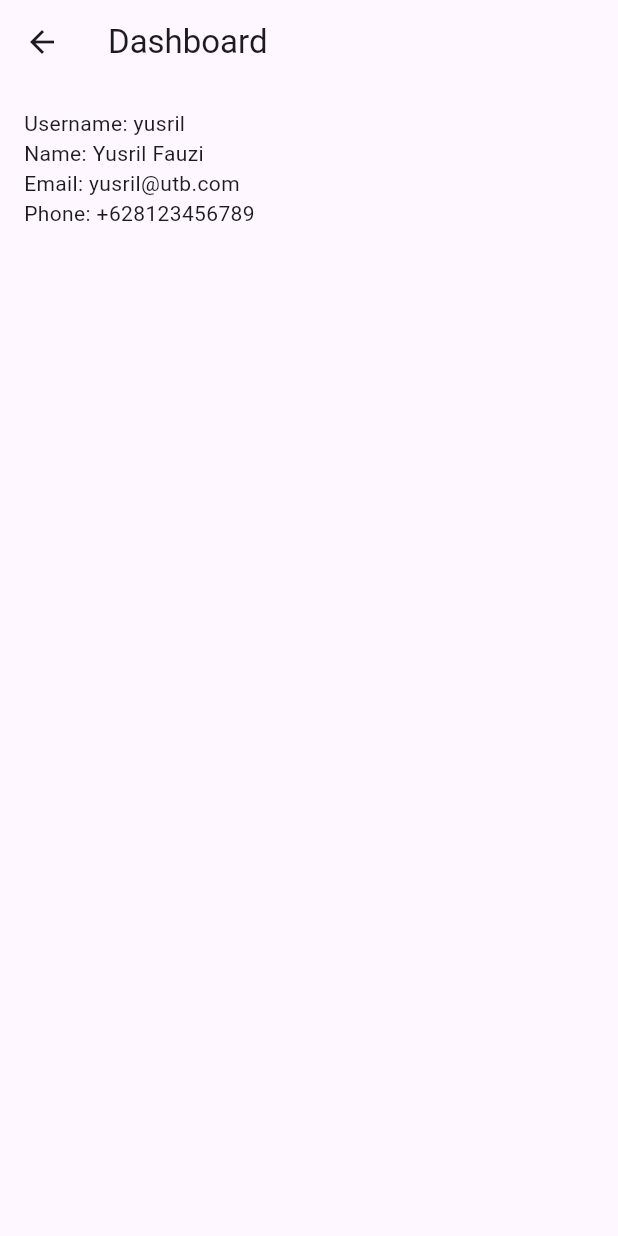
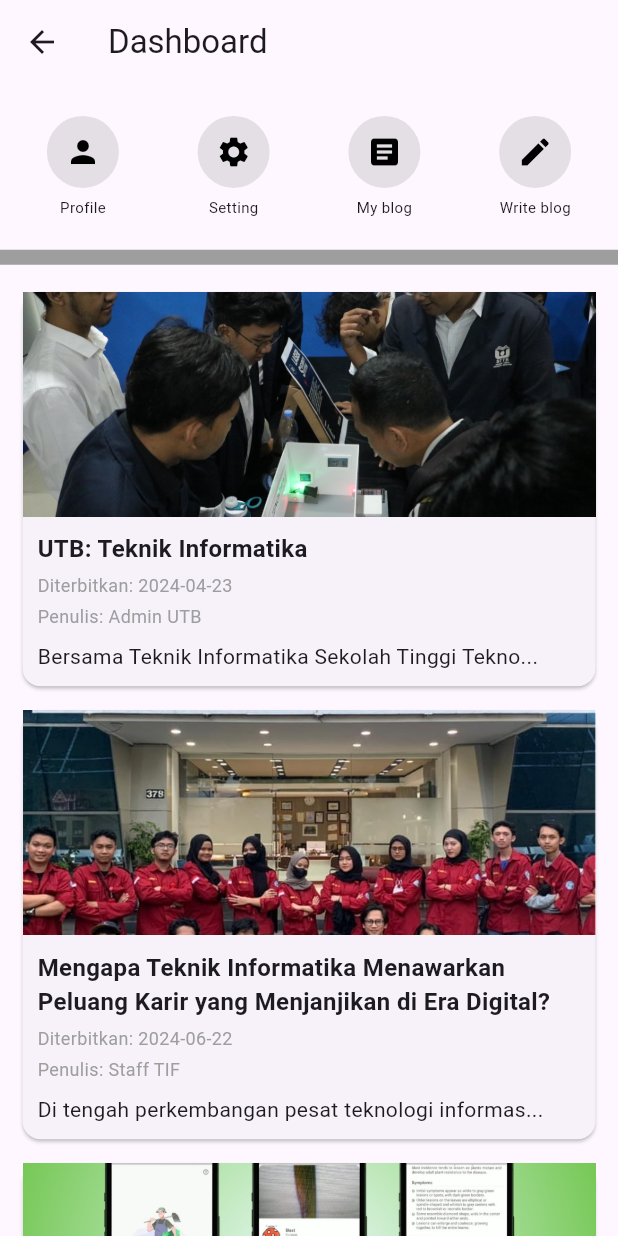
Before and after one commit to 7fuzz/flutter-blog-app, a Flutter app: the DashboardScreen screen opened directly with sample values from the repository, on a phone screen of 412 x 824 dp. Run offline on Flutter 3.47's test engine with Material 3 defaults, Android fonts, the phone set to English and light mode, and no system bars; missing offline and left inert: bcrypt.

Commit message:
dashboard add blog list
eeeeeeeeeeeeeeeeeeeee

```diff
--- a/lib/models/blog.dart
+++ b/lib/models/blog.dart
@@ -9,6 +9,7 @@ class Blog {
   String? body; // isi blog
   DateTime? published; // tanggal rilis blog
   User? writer; // Penulis
+  String? banner; // Gambar banner atau sampul, sementara dari local
 
 
   Blog({
@@ -16,7 +17,8 @@ class Blog {
     this.title,
     this.body,
     this.published,
-    this.writer
+    this.writer,
+    this.banner
   });
 
   // membuat id random
@@ -33,34 +35,38 @@ class Blog {
   }
 
   // List blog pengganti database
-  List<Blog> blogs = [
+  static List<Blog> blogs = [
     Blog(
       id: _generateRandomId(),
       title: 'UTB: Teknik Informatika',
       body: 'Bersama Teknik Informatika Sekolah Tinggi Teknologi Bandung menghadirkan generasi yang melek terhadap teknologi dan berani berinovasi kreatif sehingga lahirlah generasi yang “Mampu Menganalisa, Merancang, dan Membangun App & Perangkat Komputer, paham terhadap Information Tech Development, Comp and Network Security, Robotics and Embedded System',
       published: DateTime(2024, 4, 23),
-      writer: User.getUser('admin')
+      writer: User.getUser('admin'),
+      banner: 'assets/banner/tif.jpg'
     ),
     Blog(
       id: _generateRandomId(),
       title: 'Mengapa Teknik Informatika Menawarkan Peluang Karir yang Menjanjikan di Era Digital? ',
       body: 'Di tengah perkembangan pesat teknologi informasi, program studi Teknik Informatika menjadi salah satu jurusan yang semakin diminati oleh calon mahasiswa yang ingin berkarir di bidang teknologi. Di Universitas Teknologi Bandung (UTB), program studi ini dirancang untuk memberikan pengetahuan dan keterampilan yang dibutuhkan untuk memahami dan memecahkan berbagai tantangan di dunia teknologi informasi, komputasi, dan pengembangan perangkat lunak. Lulusan program studi ini nantinya akan menyandang gelar Sarjana Komputer (S.Kom), sebuah gelar yang diakui secara nasional dan internasional, yang membuka berbagai peluang karir di industri teknologi yang berkembang pesat.',
       published: DateTime(2024, 6, 22),
-      writer: User.getUser('staff')
+      writer: User.getUser('staff'),
+      banner: 'assets/banner/himatif.jpg'
     ),
     Blog(
       id: _generateRandomId(),
       title: 'Rice Disease: Solusi Teknologi dari Mahasiswa UTB untuk Petani Dalam Meningkatkan Ketahanan Pangan',
       body: 'Kevin Christianto, mahasiswa Universitas Teknologi Bandung (UTB), berhasil ciptakan sebuah aplikasi berbasis Android bernama Rice Disease Detection. Aplikasi ini bertujuan membantu petani padi dalam mendeteksi penyakit pada tanaman padi serta memberikan panduan cara penanganannya. Inovasi ini hadir sebagai jawaban atas tantangan yang sering dihadapi para petani, yaitu kesulitan dalam mengenali penyakit yang menyerang tanaman padi secara dini.',
       published: DateTime(2024, 7, 2),
-      writer: User.getUser('mahasiswa')
+      writer: User.getUser('mahasiswa'),
+      banner: 'assets/banner/rice.jpg'
     ),
     Blog(
       id: _generateRandomId(),
       title: 'Rahasia Menggunakan Seele di Honkai Star Rail untuk Serangan Mematikan!',
       body: 'Seele adalah karakter 5-star dengan kemampuan serangan Quantum yang mematikan. Untuk memaksimalkan potensinya, manfaatkan Skill "Night Shine" untuk meningkatkan serangan dan Ultimate "Starfall" yang memberikan damage besar serta serangan lanjutan. Fokuskan pada relik yang meningkatkan Crit Rate dan Crit Damage, serta gunakan karakter pendukung yang bisa meningkatkan crit damage dan melakukan menambah kecepatan Seele seperti Bronya atau Sparkle, agar Seele bisa memberikan damage maksimal di setiap pertarungan!',
       published: DateTime(2024, 8, 13),
-      writer: User.getUser('yusril')
+      writer: User.getUser('yusril'),
+      banner: 'assets/banner/seele.jpg'
     ),
   ];
 
--- a/lib/views/dashboard.dart
+++ b/lib/views/dashboard.dart
@@ -1,4 +1,5 @@
 import 'package:flutter/material.dart';
+import 'package:uts_pm2/models/blog.dart';
 import 'package:uts_pm2/models/user.dart';
 
 class DashboardScreen extends StatelessWidget {
@@ -10,18 +11,139 @@ class DashboardScreen extends StatelessWidget {
   Widget build(BuildContext context) {
     return Scaffold(
       appBar: AppBar(title: const Text('Dashboard')),
-      body: Padding(
-        padding: const EdgeInsets.all(16.0),
-        child: Column(
-          crossAxisAlignment: CrossAxisAlignment.start,
-          children: [
-            Text('Username: ${user.username}'),
-            Text('Name: ${user.name}'),
-            Text('Email: ${user.email}'),
-            Text('Phone: ${user.phone}'),
-          ],
-        ),
+      body: Column(
+        children: [
+          // Gridview untuk tombol
+          GridView.count(
+            shrinkWrap: true,
+            physics: const NeverScrollableScrollPhysics(),
+            padding: const EdgeInsets.all(10),
+            crossAxisCount: 4,
+            mainAxisSpacing: 10,
+            crossAxisSpacing: 10,
+            children: [
+              _buildDashboardButton(
+                icon: Icons.person,
+                label: 'Profile',
+                onPressed: () {},
+              ),
+              _buildDashboardButton(
+                icon: Icons.settings,
+                label: 'Setting',
+                onPressed: () {},
+              ),
+              _buildDashboardButton(
+                icon: Icons.article,
+                label: 'My blog',
+                onPressed: () {},
+              ),
+              _buildDashboardButton(
+                icon: Icons.edit,
+                label: 'Write blog',
+                onPressed: () {},
+              ),
+            ],
+          ),
+
+          const Divider(
+            color: Colors.grey,
+            thickness: 10,
+            height: 10,
+          ),
+          // ListView untuk list blog
+          Expanded(
+            child: ListView.builder(
+              padding: const EdgeInsets.all(10),
+              itemCount: Blog.blogs.length,
+              itemBuilder: (context, index) {
+                final blog = Blog.blogs[index];
+
+                // Memotong teks isi jadi satu baris
+                final truncatedBody = (blog.body != null && blog.body!.length > 50)
+                    ? '${blog.body!.substring(0, 47)}...'
+                    : blog.body ?? 'Tidak ada isi'; // Jika body null
+
+                return Card(
+                  margin: const EdgeInsets.symmetric(vertical: 8, horizontal: 5),
+                  child: Column(
+                    crossAxisAlignment: CrossAxisAlignment.start,
+                    children: [
+                      // Menampilkan banner gambar
+                      if (blog.banner != null)
+                        Image.asset(blog.banner!, fit: BoxFit.cover, width: double.infinity, height: 150),
+                      Padding(
+                        padding: const EdgeInsets.all(10),
+                        child: Column(
+                          crossAxisAlignment: CrossAxisAlignment.start,
+                          children: [
+                            Text(
+                              blog.title ?? 'Tidak ada judul', // Jika title null
+                              style: const TextStyle(fontSize: 16, fontWeight: FontWeight.bold),
+                            ),
+                            const SizedBox(height: 4),
+                            Text(
+                              // Waktu terbit sesuai dengan zona waktu
+                              'Diterbitkan: ${blog.published?.toLocal().toString().split(' ')[0]}',
+                              style: const TextStyle(fontSize: 12, color: Colors.grey),
+                            ),
+                            const SizedBox(height: 4),
+                            Text(
+                              'Penulis: ${blog.writer?.name ?? 'Tidak ada penulis'}',
+                              style: const TextStyle(fontSize: 12, color: Colors.grey),
+                            ),
+                            const SizedBox(height: 8),
+                            Text(
+                              truncatedBody,
+                              maxLines: 1,
+                              overflow: TextOverflow.ellipsis,
+                              style: const TextStyle(fontSize: 14),
+                            ),
+                          ],
+                        ),
+                      ),
+                    ],
+                  ),
+                );
+              },
+            ),
+          ),
+        ],
       ),
     );
   }
+
+  // widget untuk membuat tombol
+  Widget _buildDashboardButton({
+    required IconData icon,
+    required String label,
+    required VoidCallback onPressed,
+    }) {
+    return Column(
+      mainAxisAlignment: MainAxisAlignment.center,
+      children: [
+        GestureDetector(
+          onTap: onPressed,
+          child: Container(
+            decoration: BoxDecoration(
+              shape: BoxShape.circle,
+              color: Colors.black.withOpacity(0.1),
+            ),
+            padding: const EdgeInsets.all(12),
+            child: Icon(
+              icon,
+              size: 24,
+              color: Colors.black,
+            ),
+          ),
+        ),
+        const SizedBox(height: 6),
+        Text(
+          label,
+          style: const TextStyle(
+            fontSize: 10,
+          ),
+        ),
+      ],
+    );
+  }
 }
--- a/pubspec.yaml
+++ b/pubspec.yaml
@@ -33,6 +33,7 @@ dependencies:
   bcrypt: ^1.1.3
 
 
+
   # The following adds the Cupertino Icons font to your application.
   # Use with the CupertinoIcons class for iOS style icons.
   cupertino_icons: ^1.0.8
@@ -53,6 +54,10 @@ dev_dependencies:
 
 # The following section is specific to Flutter packages.
 flutter:
+
+  # Agar bisa mengakses folder banner
+  assets:
+    - assets/banner/
 
   # The following line ensures that the Material Icons font is
   # included with your application, so that you can use the icons in
```
Also changed, not shown: assets/banner/himatif.jpg (added), assets/banner/rice.jpg (added), assets/banner/seele.jpg (added), assets/banner/tif.jpg (added), 1 other file.
